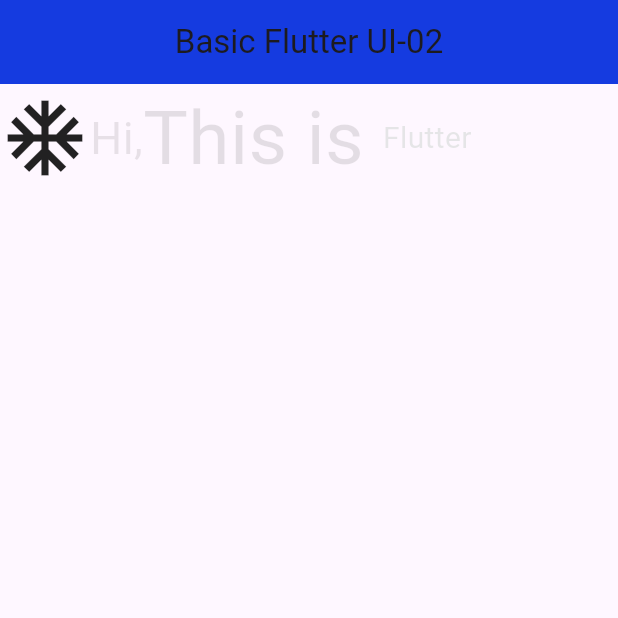
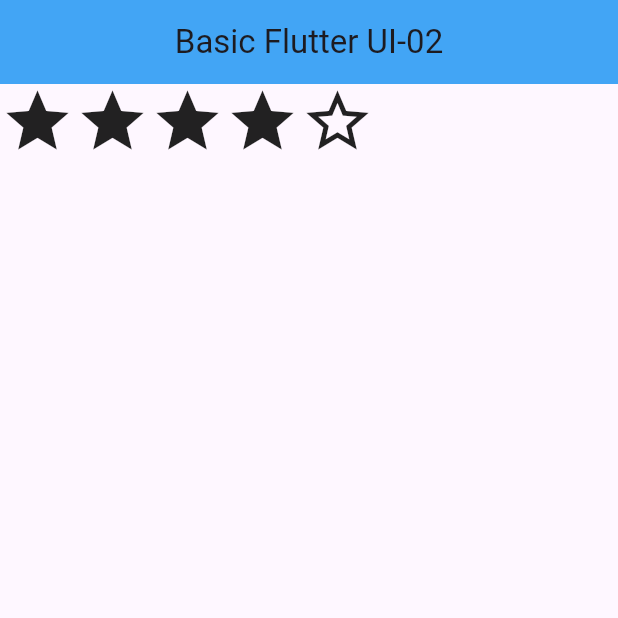
Before and after one commit to abir3262/flutter_application_1, a Flutter app: the screen it shows after launch, on a phone screen of 412 x 824 dp, the top half of it. Run offline on Flutter 3.47's test engine with Material 3 defaults, Android fonts, the phone set to English and light mode, and no system bars.

Commit message:
transcom used

```diff
--- a/lib/main.dart
+++ b/lib/main.dart
@@ -10,39 +10,34 @@ class LabClass05 extends StatelessWidget {
   @override
   Widget build(BuildContext context) {
     return MaterialApp(
-      title: 'Basic Flutter UI-02',
+      title: "Basic Flutter UI-02",
       home: Scaffold(
         appBar: AppBar(
           title: Text("Basic Flutter UI-02"),
-          backgroundColor: const Color.fromARGB(255, 21, 59, 224),
+          backgroundColor: Colors.blue[400],
           centerTitle: true,
         ),
         body: Row(
           children: [
             Icon(
-              Icons.ac_unit,
-              size: 60,
+             Icons.star,
+             size: 50,
             ),
-            Text(
-              "Hi,",
-              style: TextStyle(
-                color: const Color.fromARGB(31, 62, 60, 60),
-                fontSize: 30,
-              ),
+            Icon(
+             Icons.star,
+             size: 50,
             ),
-            Text(
-              "This is ",
-              style: TextStyle(
-                color: const Color.fromARGB(31, 36, 36, 33),
-                fontSize: 50,
-              ),
+            Icon(
+             Icons.star,
+             size: 50,
             ),
-            Text(
-              "Flutter ",
-              style: TextStyle(
-                color: const Color.fromARGB(31, 50, 100, 54),
-                fontSize: 20,
-              ),
+            Icon(
+             Icons.star,
+             size: 50,
+            ),
+            Icon(
+             Icons.star_outline,
+             size: 50,
             ),
           ],
         ),
```
